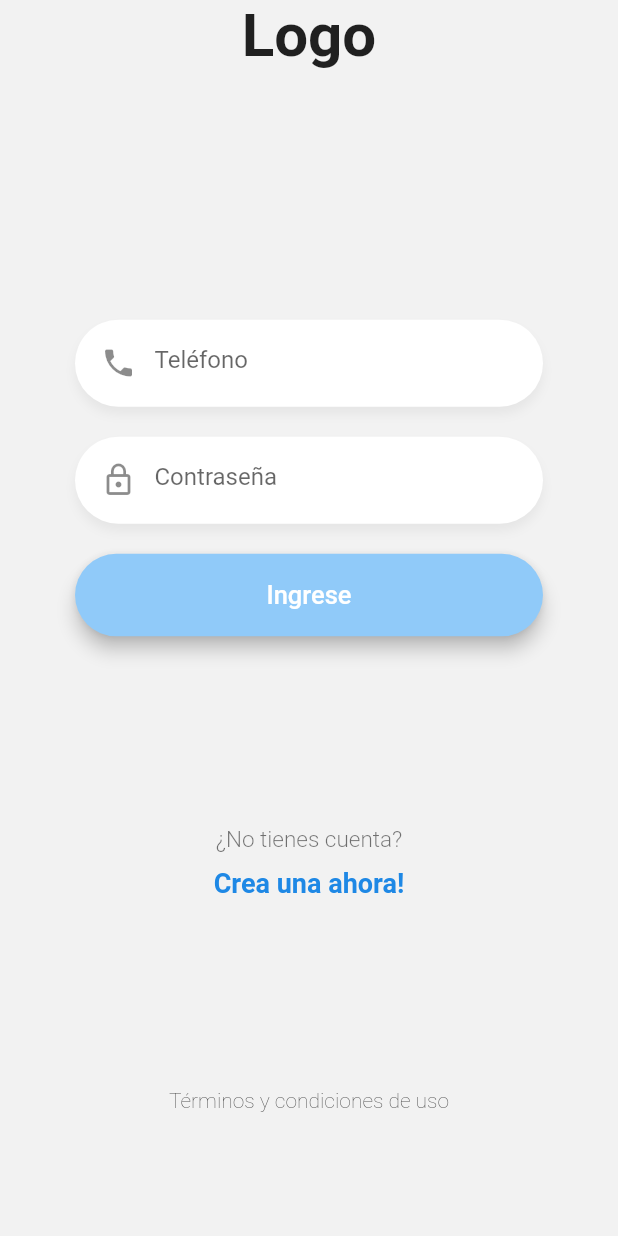
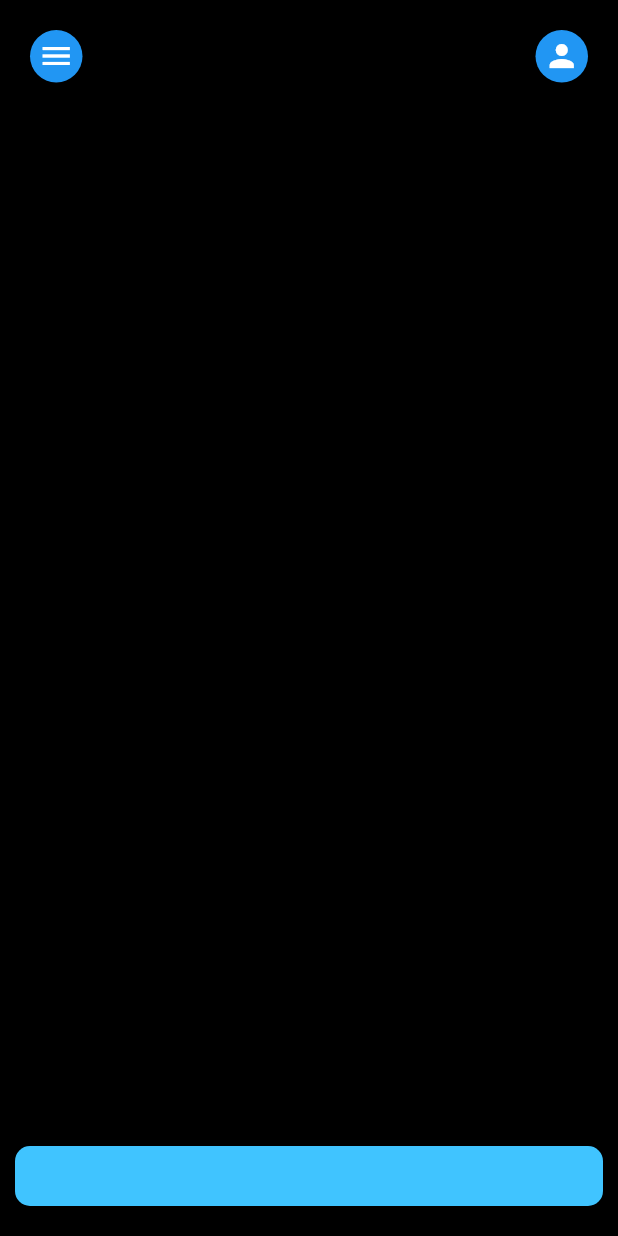
Before and after one commit to geeksLabTech/taxi_app, a Flutter app: the screen it shows after launch, after a tap on "Ingrese", on a phone screen of 412 x 824 dp. Run offline on Flutter 3.47's test engine with Material 2 defaults, Android fonts, the phone set to English and light mode, and no system bars; our stand-ins replace dio, get_it, logger.

Commit message:
failed attempt to install flutter map

```diff
--- a/lib/src/pages/initial_screen_page.dart
+++ b/lib/src/pages/initial_screen_page.dart
@@ -1,12 +1,21 @@
+import 'package:flutter/material.dart';
+import 'package:flutter/services.dart';
+import 'package:taxi_app/src/widgets/custom_input_widget.dart';
+import 'package:taxi_app/src/widgets/home_map.dart';
+import 'package:taxi_app/src/widgets/round_button.dart';
 
-
-import 'package:flutter/material.dart';
+import '../widgets/home_drawer.dart';
 
 class InitialScreenPage extends StatelessWidget {
   const InitialScreenPage({Key? key}) : super(key: key);
 
+  get placeCtrl => TextEditingController();
+
   @override
   Widget build(BuildContext context) {
-    return Container();
+    return Scaffold(
+      drawer: homeDrawer(),
+      body: homeMap(),
+    );
   }
 }
--- a/lib/src/pages/sign_up_page.dart
+++ b/lib/src/pages/sign_up_page.dart
@@ -64,7 +64,7 @@ class __FormState extends State<_Form> {
           ),
           CustomInput(
             icon: Icons.phone,
-            placeholder: 'teléfono',
+            placeholder: 'Teléfono',
             keyboardType: TextInputType.phone,
             textController: emailCtrl,
           ),
--- a/lib/src/widgets/blue_button.dart
+++ b/lib/src/widgets/blue_button.dart
@@ -1,20 +1,15 @@
 import 'package:flutter/material.dart';
 
 class BlueButton extends StatelessWidget {
-
   final String text;
   final Function onPressed;
 
-  const BlueButton({
-    Key? key,
-    required this.text,
-    required this.onPressed
-  }) : super(key: key);
+  const BlueButton({Key? key, required this.text, required this.onPressed})
+      : super(key: key);
 
   @override
   Widget build(BuildContext context) {
     return ElevatedButton(
-
       style: ButtonStyle(
         elevation: MaterialStateProperty.resolveWith((states) {
           if (states.contains(MaterialState.pressed)) {
@@ -30,16 +25,17 @@ class BlueButton extends StatelessWidget {
         }),
         shape: MaterialStateProperty.all(StadiumBorder()),
       ),
-
-      onPressed: (){},
-        child: Container(
-          width: double.infinity,
-          height: 55,
-          child: Center(
-            child: Text( text , style: const TextStyle( color: Colors.white, fontSize: 17 )),
-          ),
+      onPressed: () {
+        Navigator.pushReplacementNamed(context, 'initial');
+      },
+      child: Container(
+        width: double.infinity,
+        height: 55,
+        child: Center(
+          child: Text(text,
+              style: const TextStyle(color: Colors.white, fontSize: 17)),
         ),
+      ),
     );
   }
-
 }
--- /dev/null
+++ b/lib/src/widgets/home_drawer.dart
@@ -0,0 +1,10 @@
+import 'package:flutter/material.dart';
+
+class homeDrawer extends StatelessWidget {
+  const homeDrawer({Key? key}) : super(key: key);
+
+  @override
+  Widget build(BuildContext context) {
+    return Drawer();
+  }
+}
--- /dev/null
+++ b/lib/src/widgets/home_map.dart
@@ -0,0 +1,63 @@
+import 'package:flutter/material.dart';
+import 'package:taxi_app/src/widgets/round_button.dart';
+
+class homeMap extends StatelessWidget {
+  const homeMap({Key? key}) : super(key: key);
+
+  @override
+  Widget build(BuildContext context) {
+    return Container(
+        child: Stack(
+      children: [
+        // widget to show a map
+        Container(
+          height: MediaQuery.of(context).size.height,
+          width: MediaQuery.of(context).size.width,
+          decoration: BoxDecoration(color: Colors.black),
+          // child: _createFlutterMap(context),
+        ),
+        Column(
+          children: [
+            Row(
+              children: [
+                // round button at the top left
+                Container(
+                    margin: EdgeInsets.only(left: 20, top: 20),
+                    width: 35,
+                    height: 35,
+                    child: RoundButton(
+                      child: Icons.menu,
+                      onPressed: () {},
+                      color: Colors.white,
+                      background: Colors.blue,
+                    )),
+                Spacer(),
+                Container(
+                    margin: EdgeInsets.only(right: 20, top: 20),
+                    width: 35,
+                    height: 35,
+                    child: RoundButton(
+                      child: Icons.person,
+                      onPressed: () {},
+                      color: Colors.white,
+                      background: Colors.blue,
+                    )),
+              ],
+            ),
+            Spacer(),
+            // search box at bottom of screen
+            Container(
+              margin: EdgeInsets.only(bottom: 20, left: 10, right: 10),
+              width: MediaQuery.of(context).size.width,
+              height: 40,
+              decoration: BoxDecoration(
+                color: Colors.lightBlueAccent,
+                borderRadius: BorderRadius.circular(10),
+              ),
+            ),
+          ],
+        )
+      ],
+    ));
+  }
+}
--- /dev/null
+++ b/lib/src/widgets/round_button.dart
@@ -0,0 +1,32 @@
+import 'package:flutter/material.dart';
+
+class RoundButton extends StatelessWidget {
+  // final String route;
+  final Function onPressed;
+  final Color color;
+  final Color background;
+  final IconData child;
+
+  const RoundButton({
+    Key? key,
+    required this.onPressed,
+    required this.color,
+    required this.background,
+    required this.child,
+  }) : super(key: key);
+
+  @override
+  Widget build(BuildContext context) {
+    return TextButton(
+      style: ButtonStyle(
+        padding:
+            MaterialStateProperty.resolveWith((states) => EdgeInsets.all(0)),
+        backgroundColor:
+            MaterialStateProperty.resolveWith((state) => background),
+        shape: MaterialStateProperty.all(StadiumBorder()),
+      ),
+      child: Icon(child, color: color),
+      onPressed: onPressed(),
+    );
+  }
+}
--- a/pubspec.yaml
+++ b/pubspec.yaml
@@ -37,6 +37,7 @@ dependencies:
   # The following adds the Cupertino Icons font to your application.
   # Use with the CupertinoIcons class for iOS style icons.
   cupertino_icons: ^1.0.2
+  flutter_map: ^1.0.0
 
 dev_dependencies:
   build_runner: ^2.1.11
```
Also changed, not shown: lib/src/widgets/map_widget.dart (added, +34 -0 lines).
